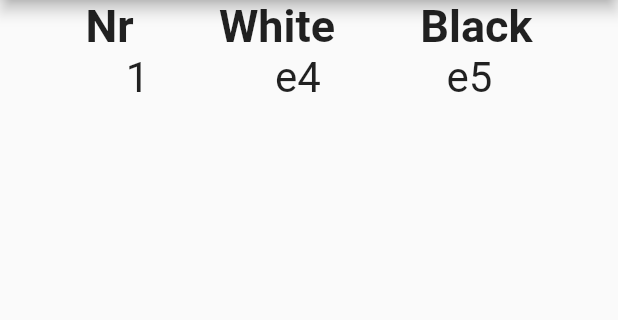
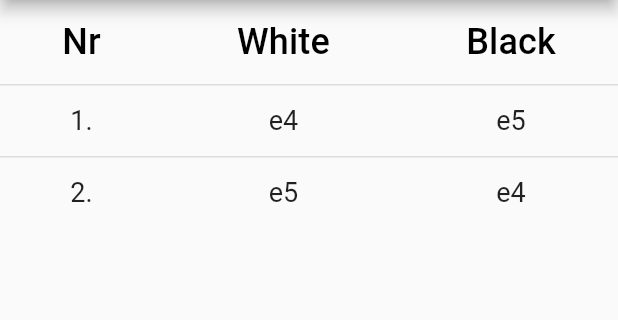
Before and after one commit to DocentSzachista/chess-opening-randomizer, a Flutter app: the screen it shows after launch, on a phone screen of 412 x 824 dp, the part 84-404 px from its top. Run offline on Flutter 3.47's test engine with Material 2 defaults, Android fonts, the phone set to English and light mode, and no system bars.

Commit message:
change to a datatable and make it stretch for whole width :)

```diff
--- a/lib/main.dart
+++ b/lib/main.dart
@@ -1,6 +1,7 @@
+import 'package:chess/move_table.dart';
 import 'package:flutter/material.dart';
 
-import 'move_table.dart';
+//import 'move_table.dart';
 
 void main() {
   runApp( MyApp());
@@ -46,7 +47,28 @@ class _HomePageState extends State<HomePage>{
   @override
   Widget build(BuildContext context) {
     // TODO: implement build
-    return MoveTable();
+    return MoveTable(_columnNames);
+
+      /*DataTable(
+
+        columns: <DataColumn>[
+          DataColumn(
+            label: Center(child: Text(_columnNames[0],
+                        textAlign: TextAlign.center,)),
+            numeric: true,),
+          DataColumn(label: Center(child: Text(_columnNames[1],
+              )),
+            numeric: false,
+          ),
+          DataColumn(label: Text(_columnNames[2])),
+        ],
+        rows: const <DataRow>[
+          DataRow(cells: <DataCell>[
+            DataCell(Text("1",  textAlign: TextAlign.center)),
+            DataCell(Center(child:Text("e4",  textAlign: TextAlign.center))),
+            DataCell(Text("d5")),
+          ],),
+        ])*/;
   }
 
 }
--- a/lib/move_table.dart
+++ b/lib/move_table.dart
@@ -2,18 +2,66 @@ import 'package:flutter/material.dart';
 import './header_row.dart';
 
 class MoveTable extends StatelessWidget {
-   List<Map<String, List<String>>> moves = [
-    {"move" : ["1", "e4", "e5"]},
+  final List<String> columns;
+
+  MoveTable(this.columns);
+
+  static const List<Map<String, List<String>>> moves = [
+    {
+      "move": ["1.", "e4", "e5"]
+    },
+    {
+      "move": ["2.", "e5", "e4"]
+    },
   ];
 
+  DataColumn _generateDataColumn(String text) {
+    return DataColumn(
+      label:
+         Expanded(
+                child: Text(
+          text,
+          textAlign: TextAlign.center,
+          style: TextStyle(fontSize: 24),
+        )),
+
+
+      numeric: false,
+    );
+  }
+
+  DataCell _generateDataCell(String text) {
+    return DataCell(Align(
+        alignment: Alignment.center,
+        child: Text(
+      text,
+      textAlign: TextAlign.center,
+          style: TextStyle(fontSize: 18),
+    )));
+  }
 
   @override
   Widget build(BuildContext context) {
-    return Column(children: <Widget>[
-      HeaderRow(),
-      ...moves.map((move) {
-        return ChessMoveRow((move["move"] as List<String>));
-      }).toList(),
+    // dirty trick  https://stackoverflow.com/questions/56625052/how-to-make-a-multi-column-flutter-datatable-widget-span-the-full-width
+    return Row(children: [
+       Expanded(child: SingleChildScrollView(
+           scrollDirection: Axis.vertical,
+           child: DataTable(
+           columns: <DataColumn>[
+             ...columns.map((column) {
+               return _generateDataColumn(column);
+             }).toList(),
+           ], rows: <DataRow>[
+         ...moves.map((element) {
+           return DataRow(
+             cells: <DataCell>[
+               ...(element['move'] as List<String>).map((moveRow) {
+                 return _generateDataCell(moveRow);
+               })
+             ],
+           );
+         }).toList()
+       ])))
     ],);
   }
 }
```
